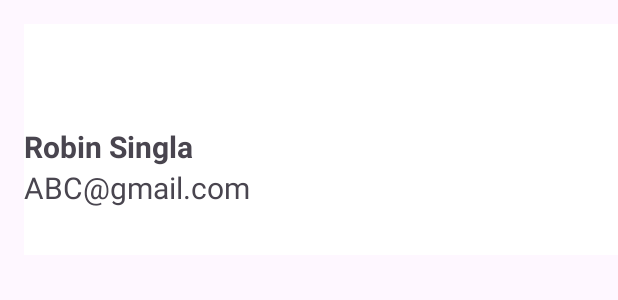
After one commit to MiaoOAO/FYProject, an Android app: the layout nav_header.xml on its own in the app's theme, with its tools: preview values and no code run, on a phone screen of 412 x 824 dp. The commit adds this screen. Shown: the top 300 px of the screen. Run offline under Robolectric (Android 15) with nearby library versions, the phone set to English and light mode, and no system bars.

Commit message:
Drawer menu

```diff
--- a/app/build.gradle.kts
+++ b/app/build.gradle.kts
@@ -34,6 +34,10 @@ android {
     kotlinOptions {
         jvmTarget = "1.8"
     }
+
+    buildFeatures{
+        viewBinding = true
+    }
 }
 
 dependencies {
@@ -48,4 +52,6 @@ dependencies {
     androidTestImplementation("androidx.test.ext:junit:1.1.5")
     androidTestImplementation("androidx.test.espresso:espresso-core:3.5.1")
     implementation ("com.google.android.material:material:1.3.0-alpha03")
+    implementation("de.hdodenhof:circleimageview:3.1.0")
+
 }
--- /dev/null
+++ b/app/src/main/res/drawable/baseline_menu_24.xml
@@ -0,0 +1,5 @@
+<vector android:height="24dp" android:tint="#000000"
+    android:viewportHeight="24" android:viewportWidth="24"
+    android:width="24dp" xmlns:android="http://schemas.android.com/apk/res/android">
+    <path android:fillColor="@android:color/white" android:pathData="M3,18h18v-2L3,16v2zM3,13h18v-2L3,11v2zM3,6v2h18L21,6L3,6z"/>
+</vector>
--- a/app/src/main/res/layout/activity_main.xml
+++ b/app/src/main/res/layout/activity_main.xml
@@ -77,7 +77,7 @@
         app:layout_constraintTop_toBottomOf="@+id/userLogin" />
 
     <TextView
-        android:id="@+id/textView2"
+        android:id="@+id/textviewForAskAcc"
         android:layout_width="wrap_content"
         android:layout_height="wrap_content"
         android:layout_marginTop="76dp"
--- /dev/null
+++ b/app/src/main/res/layout/nav_header.xml
@@ -0,0 +1,35 @@
+<?xml version="1.0" encoding="utf-8"?>
+<LinearLayout xmlns:android="http://schemas.android.com/apk/res/android"
+    android:layout_width="match_parent"
+    android:layout_height="wrap_content"
+    android:orientation="vertical"
+    android:layout_marginTop="16dp"
+    android:layout_marginStart="16dp"
+    android:background="@color/white">
+
+    <de.hdodenhof.circleimageview.CircleImageView
+        android:layout_width="60dp"
+        android:layout_height="60dp"/>
+
+    <TextView
+        android:layout_width="match_parent"
+        android:layout_height="wrap_content"
+        android:id="@+id/user_name"
+        android:paddingTop="8dp"
+        android:textSize="20dp"
+        android:text="Robin Singla"
+        android:textStyle="bold"/>
+
+    <TextView
+        android:layout_width="match_parent"
+        android:layout_height="wrap_content"
+        android:textSize="20dp"
+        android:text="ABC@gmail.com" />
+
+    <View
+        android:layout_width="match_parent"
+        android:layout_height="1dp"
+        android:layout_marginTop="30dp"/>
+
+
+</LinearLayout>
--- a/app/src/main/res/values/strings.xml
+++ b/app/src/main/res/values/strings.xml
@@ -1,6 +1,6 @@
 <resources>
 <string name="app_name">Navigation Drawer</string>
 <!-- to toggle the open close button of the navigation drawer -->
-<string name="nav_open">Open</string>
-<string name="nav_close">Close</string>
+<string name="nav_open">Open Navigation Drawer</string>
+<string name="nav_close">Close Navigation Drawer</string>
 </resources>
```
Also changed, not shown: app/src/main/java/com/example/fyproject/UserMainPage.kt (+38 -19 lines), app/src/main/res/layout/activity_user_main_page.xml (+31 -5 lines), app/src/main/res/values/colors.xml (+7 -0 lines).
